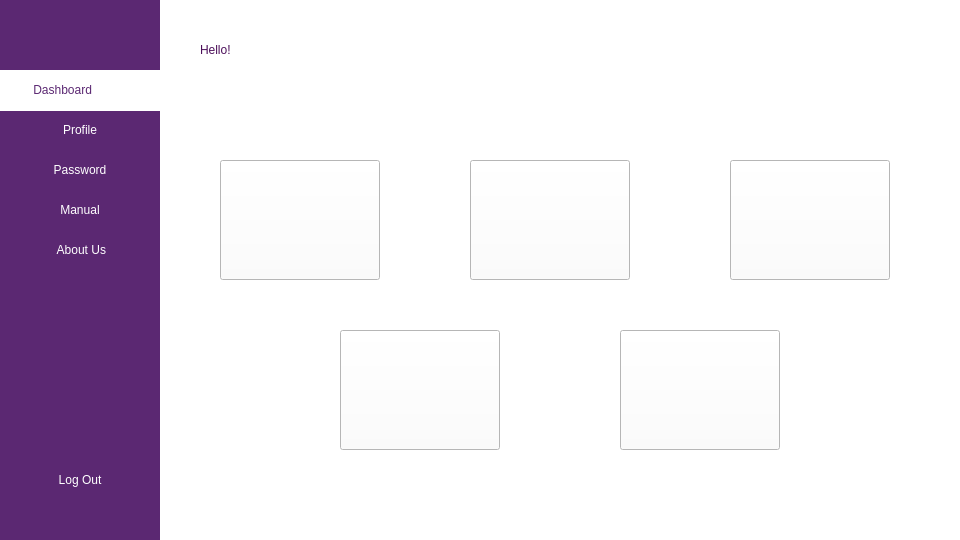
The window that dashboard.ui (Nirjaraa/spendwise) describes before a commit, drawn with Qt 5.
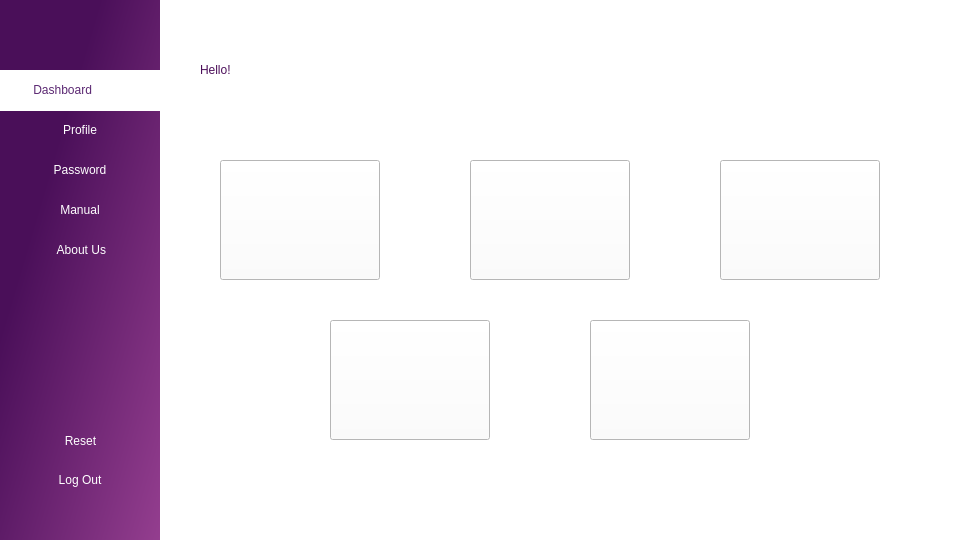
The same window after the commit. Icons and pictures are not drawn.

The edit to the form file:
```diff
--- a/dashboard.ui
+++ b/dashboard.ui
@@ -20,7 +20,7 @@
    <widget class="QPushButton" name="pushButton">
     <property name="geometry">
      <rect>
-      <x>730</x>
+      <x>720</x>
       <y>160</y>
       <width>160</width>
       <height>120</height>
@@ -54,8 +54,8 @@
    <widget class="QPushButton" name="pushButton_3">
     <property name="geometry">
      <rect>
-      <x>340</x>
-      <y>330</y>
+      <x>330</x>
+      <y>320</y>
       <width>160</width>
       <height>120</height>
      </rect>
@@ -71,7 +71,7 @@
     <property name="geometry">
      <rect>
       <x>200</x>
-      <y>30</y>
+      <y>50</y>
       <width>81</width>
       <height>40</height>
      </rect>
@@ -115,7 +115,7 @@
     <property name="styleSheet">
      <string notr="true">QPushButton{
 font: 12pt &quot;Bahnschrift&quot;;
-background-color:rgb(91,40,114);
+background-color:transparent;
 color:white;
 border:none;
  }
@@ -171,7 +171,7 @@
     <property name="styleSheet">
      <string notr="true">QPushButton{
 font: 12pt &quot;Bahnschrift&quot;;
-background-color:rgb(91,40,114);
+background-color:transparent;
 color:white;
 border:none;
  }
@@ -199,7 +199,7 @@
     <property name="styleSheet">
      <string notr="true">QPushButton{
 font: 12pt &quot;Bahnschrift&quot;;
-background-color:rgb(91,40,114);
+background-color:transparent;
 color:white;
 border:none;
  }
@@ -227,7 +227,7 @@
     <property name="styleSheet">
      <string notr="true">QPushButton{
 font: 12pt &quot;Bahnschrift&quot;;
-background-color:rgb(91,40,114);
+background-color:transparent;
 color:white;
 border:none;
  }
@@ -255,7 +255,7 @@
     <property name="styleSheet">
      <string notr="true">QPushButton{
 font: 12pt &quot;Bahnschrift&quot;;
-background-color:rgb(91,40,114);
+background-color:transparent;
 color:white;
 border:none;
  }
@@ -281,8 +281,10 @@
      </rect>
     </property>
     <property name="styleSheet">
-     <string notr="true">/*border-image: url(:/resources/p7.jpg);*/
-background-color:rgb(91,40,114);</string>
+     <string notr="true">/*border-image: url(:/resources/p7.jpg);
+background-color:rgb(91,40,114);*/
+
+background-color: qlineargradient(spread:pad, x1:0, y1:0, x2:1, y2:1, stop:0.3125 rgba(74, 15, 89, 255), stop:1 rgba(148,62,143, 255));</string>
     </property>
     <property name="text">
      <string/>
@@ -305,7 +307,7 @@
     <property name="geometry">
      <rect>
       <x>280</x>
-      <y>30</y>
+      <y>50</y>
       <width>200</width>
       <height>40</height>
      </rect>
@@ -323,8 +325,8 @@
    <widget class="QPushButton" name="pushButton_4">
     <property name="geometry">
      <rect>
-      <x>620</x>
-      <y>330</y>
+      <x>590</x>
+      <y>320</y>
       <width>160</width>
       <height>120</height>
      </rect>
@@ -336,6 +338,34 @@
      <string/>
     </property>
    </widget>
+   <widget class="QPushButton" name="reset">
+    <property name="geometry">
+     <rect>
+      <x>0</x>
+      <y>420</y>
+      <width>161</width>
+      <height>41</height>
+     </rect>
+    </property>
+    <property name="styleSheet">
+     <string notr="true">QPushButton{
+font: 12pt &quot;Bahnschrift&quot;;
+background-color:transparent;
+color:white;
+border:none;
+ }
+QPushButton:hover{
+	background-color:white;
+	color:rgb(91,40,114);
+}
+
+
+</string>
+    </property>
+    <property name="text">
+     <string>Reset</string>
+    </property>
+   </widget>
    <zorder>label</zorder>
    <zorder>pushButton</zorder>
    <zorder>pushButton_2</zorder>
@@ -351,6 +381,7 @@
    <zorder>label_15</zorder>
    <zorder>name</zorder>
    <zorder>pushButton_4</zorder>
+   <zorder>reset</zorder>
   </widget>
  </widget>
  <resources/>
```
